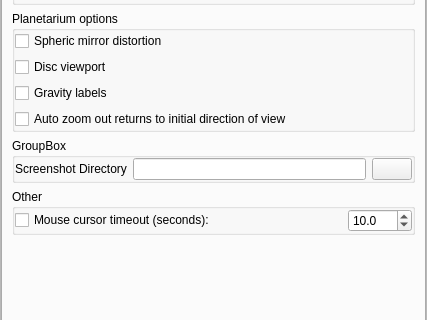
Above: src/gui/configurationDialog.ui from 519984307/stellarium_src before the change; both pictures show x 0 to 427 and y 99 to 419 of the 427 by 532 pixel window. Below: the same form after it.
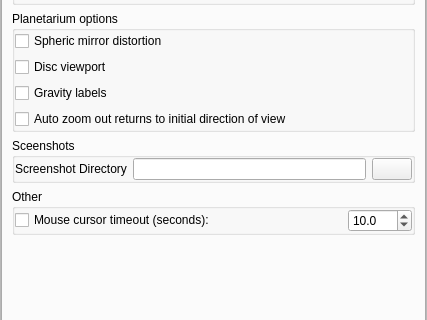
That is the form after the change. Icons and pictures are not drawn. Custom widgets are drawn as their Qt base class.

The edit to the form file:
```diff
--- a/src/gui/configurationDialog.ui
+++ b/src/gui/configurationDialog.ui
@@ -677,7 +677,7 @@
           <item>
            <widget class="QGroupBox" name="groupBox_3" >
             <property name="title" >
-             <string>GroupBox</string>
+             <string>Sceenshots</string>
             </property>
             <layout class="QVBoxLayout" name="verticalLayout_3" >
              <property name="margin" >
```
